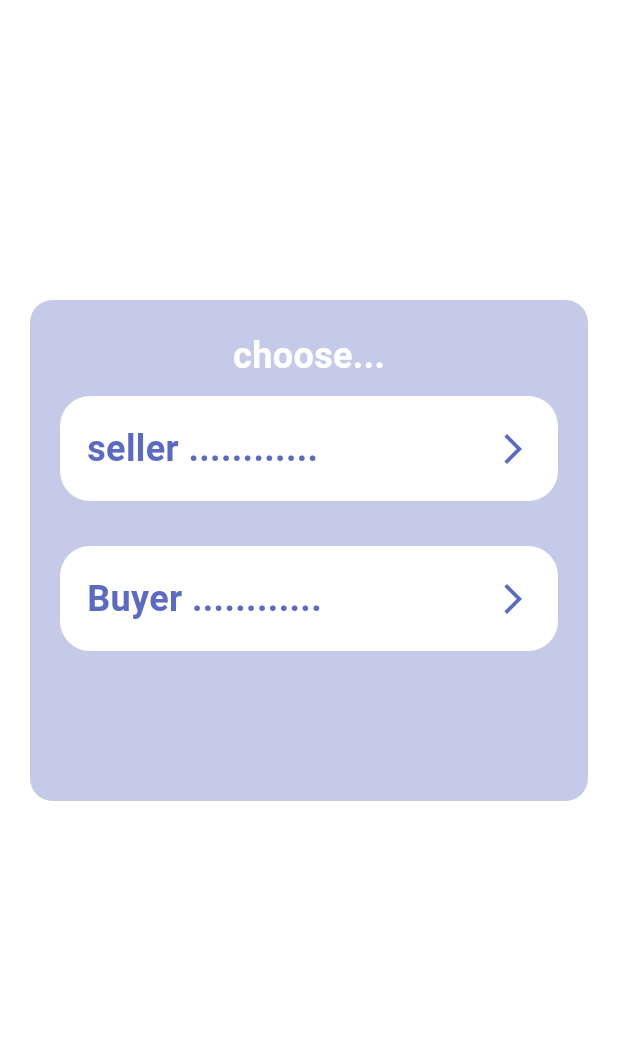
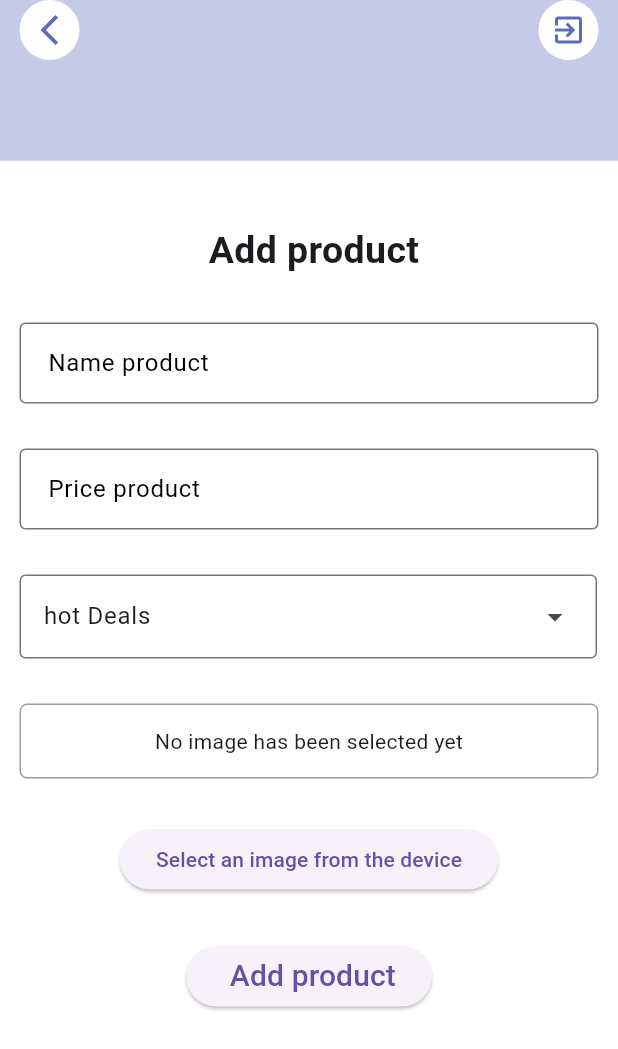
Before and after one commit to sujoodabumarzoq/shoping_firebase, a Flutter app: the chooseuser screen opened directly, after a tap on "seller ............", on a phone screen of 412 x 824 dp. Shown: the top 1049 px of the screen. Run offline on Flutter 3.47's test engine with Material 2 defaults, Android fonts, the phone set to English and light mode, and no system bars; our stand-ins replace awesome_dialog, bloc, carousel_slider, firebase_auth, firebase_core, flutter_bloc and 1 more; accounts and stored records are empty; generated files the repository leaves out were written again.

Commit message:
seller SCERRN & UPDATA SOME SCREEN

```diff
--- a/lib/Features/chooseUser/choose_user.dart
+++ b/lib/Features/chooseUser/choose_user.dart
@@ -1,5 +1,5 @@
 import 'package:flutter/material.dart';
-import 'package:shoping/Features/chooseUser/presentation/bodychooseuser.dart';
+import 'package:shoping/Features/chooseUser/presentation/widgets/bodychooseuser.dart';
 
 class chooseuser extends StatefulWidget {
   const chooseuser({super.key});
--- a/lib/Features/chooseUser/presentation/bodychooseuser.dart
+++ b/lib/Features/chooseUser/presentation/widgets/bodychooseuser.dart
@@ -1,5 +1,6 @@
 import 'package:flutter/material.dart';
 import 'package:shoping/Features/home/presentation/HomeScreen.dart';
+import 'package:shoping/Features/seller/presentation/sellerscreen.dart';
 
 class Bodychooseuser extends StatefulWidget {
   const Bodychooseuser({Key? key}) : super(key: key);
@@ -23,7 +24,14 @@ class BodychooseuserState extends State<Bodychooseuser> {
         ),
 
         GestureDetector(
-          onTap: () {},
+          onTap: () {
+            Navigator.pushReplacement(
+              context,
+              MaterialPageRoute(
+                builder: (context) =>   sellerscreen(),
+              ),
+            );
+          },
           child: Container(
             height: 70,
             decoration: const BoxDecoration(
@@ -54,7 +62,7 @@ class BodychooseuserState extends State<Bodychooseuser> {
         const SizedBox(
           height: 30,
         ),
-        InkWell(
+        GestureDetector(
           onTap: () {
             Navigator.pushReplacement(
               context,
--- a/lib/Features/home/presentation/widgets/list_body.dart
+++ b/lib/Features/home/presentation/widgets/list_body.dart
@@ -12,9 +12,7 @@ class list_body extends StatelessWidget {
 
   @override
   Widget build(BuildContext context) {
-    return Padding(
-      padding:  EdgeInsets.only(top:height*0.36,left: width*0.05,right: width*0.03),
-      child: SingleChildScrollView(
+    return SingleChildScrollView(
       child: Column(
         children: [
           const Row(
@@ -315,7 +313,6 @@ class list_body extends StatelessWidget {
           ),
         ],
       ),
-      ),
     );
   }
 }
--- /dev/null
+++ b/lib/Features/seller/presentation/sellerscreen.dart
@@ -0,0 +1,30 @@
+import 'package:flutter/material.dart';
+import 'package:shoping/Features/seller/presentation/widgets/appbarseller.dart';
+import 'package:shoping/Features/seller/presentation/widgets/bodyseller.dart';
+
+class sellerscreen extends StatelessWidget {
+  const sellerscreen({super.key});
+
+
+
+  @override
+  Widget build(BuildContext context) {
+    double height = MediaQuery.of(context).size.height;
+    double width = MediaQuery.of(context).size.width;
+    return Scaffold(
+        backgroundColor: Colors.white,
+        body:Stack(
+          children: [
+          Container(
+          height: height*0.13,
+          width: width,
+          color: Colors.indigo.shade100,
+        ),
+            appbarseller(),
+            bodyseller()
+          ],
+        ),
+    );
+  }
+
+}
--- /dev/null
+++ b/lib/Features/seller/presentation/widgets/DropdownMenuseller.dart
@@ -0,0 +1,36 @@
+import 'package:flutter/material.dart';
+
+class DropdownMenuseller extends StatefulWidget {
+  const DropdownMenuseller({super.key});
+
+  @override
+  State<DropdownMenuseller> createState() => _DropdownMenusellerState();
+}
+
+class _DropdownMenusellerState extends State<DropdownMenuseller> {
+
+  List<String> list = <String>['hot Deals', 'trandy','weelktop'];
+  String dropdownValue = 'One';
+
+
+  @override
+  Widget build(BuildContext context) {
+    return DropdownMenu<String>(
+      width: 385,
+
+      // تحديد العرض هنا
+      initialSelection: list.first,
+      onSelected: (String? value) {
+        // This is called when the user selects an item.
+        setState(() {
+          dropdownValue = value!;
+        });
+      },
+      dropdownMenuEntries: list.map<DropdownMenuEntry<String>>((String value) {
+        return DropdownMenuEntry<String>(
+
+            value: value, label: value);
+      }).toList(),
+    );
+  }
+}
--- /dev/null
+++ b/lib/Features/seller/presentation/widgets/appbarseller.dart
@@ -0,0 +1,72 @@
+import 'package:firebase_auth/firebase_auth.dart';
+import 'package:flutter/material.dart';
+import 'package:shoping/Features/chooseUser/choose_user.dart';
+import 'package:shoping/Features/login/presentation/login__screen.dart';
+
+class appbarseller extends StatelessWidget {
+  const appbarseller({
+    super.key,
+  });
+
+  @override
+  Widget build(BuildContext context) {
+    return SafeArea(
+      child: Padding(
+        padding: const EdgeInsets.only(left: 13.0, right: 13),
+        child: Row(
+          mainAxisAlignment: MainAxisAlignment.spaceBetween,
+          children: [
+            Container(
+                height: 40,
+                width: 40,
+                decoration: BoxDecoration(
+                  color: Colors.white,
+                  borderRadius: BorderRadius.circular(50),
+                ),
+                child: IconButton(
+                  onPressed: () async {
+                    Navigator.push(context,
+                        MaterialPageRoute(builder:
+                        (context) {
+                          return chooseuser();
+                        },
+                        )
+
+                    );// Navigator.of(context).pushReplacementNamed("login");
+                  },
+                  icon: Icon(
+                    Icons.arrow_back_ios_new,
+                    color: Colors.indigo.shade400,
+                  ),
+                )),
+            Container(
+                height: 40,
+                width: 40,
+                decoration: BoxDecoration(
+                  color: Colors.white,
+                  borderRadius: BorderRadius.circular(50),
+                ),
+                child: IconButton(
+                  onPressed: () async {
+                    // GoogleSignIn googlesignin = GoogleSignIn();
+                    // googlesignin.disconnect();
+                    await FirebaseAuth.instance.signOut();
+                    Navigator.pushReplacement(
+                        context,
+                        MaterialPageRoute(
+                          builder: (context) => const LoginScreen(),
+                        ));
+                    // Navigator.of(context).pushReplacementNamed("login");
+                  },
+                  icon: Icon(
+                    Icons.exit_to_app,
+                    color: Colors.indigo.shade400,
+                  ),
+                )),
+
+          ],
+        ),
+      ),
+    );
+  }
+}
--- /dev/null
+++ b/lib/Features/seller/presentation/widgets/bodyseller.dart
@@ -0,0 +1,145 @@
+import 'dart:io';
+
+import 'package:flutter/material.dart';
+import 'package:image_picker/image_picker.dart';
+import 'package:shoping/Features/seller/presentation/widgets/DropdownMenuseller.dart';
+
+class bodyseller extends StatefulWidget {
+  const bodyseller({
+    super.key,
+  });
+
+  @override
+  State<bodyseller> createState() => _bodysellerState();
+}
+
+class _bodysellerState extends State<bodyseller> {
+  File? _image;
+
+  Future<void> _pickImage() async {
+    final picker = ImagePicker();
+    final pickedImage = await picker.pickImage(source: ImageSource.gallery);
+//    getImage(source: ImageSource.gallery);
+    if (pickedImage != null) {
+      setState(() {
+        _image = File(pickedImage.path);
+      });
+    }
+  }
+
+
+  @override
+  Widget build(BuildContext context) {
+
+
+    return Padding(
+      padding: const EdgeInsets.only(left: 13.0, right: 13),
+      child: Column(
+        mainAxisSize: MainAxisSize.max,
+        mainAxisAlignment: MainAxisAlignment.center,
+        crossAxisAlignment: CrossAxisAlignment.center,
+        children: [
+          const Text(
+            " Add product",style: TextStyle(
+            // color: Colors.black,
+              fontSize: 25,
+            fontWeight: FontWeight.bold
+          ),
+
+          ),
+          const SizedBox(
+            height: 30,
+          ),
+
+          TextFormField(
+            // controller: LoginCubit.get(context).email,
+            // validator: (val) {
+            //   if (val == "") {
+            //     return " email not empty";
+            //   }
+            //   return null;
+            // },
+            decoration: const InputDecoration(
+              contentPadding: EdgeInsets.all(15.0),
+              hintText: 'Name product',
+              hintStyle: TextStyle(color: Colors.black),
+              border: OutlineInputBorder(
+                borderSide: BorderSide(color: Colors.black),
+              ),
+            ),
+            style: const TextStyle(color: Colors.white),
+          ),
+          const SizedBox(
+            height: 30,
+          ),
+          TextFormField(
+            // controller: LoginCubit.get(context).email,
+            // validator: (val) {
+            //   if (val == "") {
+            //     return " email not empty";
+            //   }
+            //   return null;
+            // },
+            decoration: const InputDecoration(
+              contentPadding: EdgeInsets.all(15.0),
+              hintText: 'Price product',
+              hintStyle: TextStyle(color: Colors.black),
+              border: OutlineInputBorder(
+                borderSide: BorderSide(color: Colors.black),
+              ),
+            ),
+            style: const TextStyle(color: Colors.white),
+          ),
+          const SizedBox(
+            height: 30,
+          ),
+          const SizedBox(
+              width: double.infinity,
+              child: DropdownMenuseller()),
+          const SizedBox(
+            height: 30,
+          ),
+          _image == null
+              ? Container(
+                  height: 50,
+                  width: double.infinity,
+                  decoration: BoxDecoration(
+                      border: Border.all(
+                        color: Colors.grey,
+                      ),
+                      borderRadius: const BorderRadius.all(Radius.circular(5))),
+                  child: const Center(child: Text('No image has been selected yet')))
+              : Image.file(_image!, width: 100, height: 100),
+          const SizedBox(
+            height: 30,
+          ),
+          ElevatedButton(
+            onPressed: _pickImage,
+            child: const Text('Select an image from the device'),
+          ),
+          const SizedBox(
+            height: 30,
+          ),
+
+          ElevatedButton(
+            onPressed: (){}, child: const Text(
+            " Add product",style: TextStyle(
+              // color: Colors.black,
+              fontSize: 20
+          ),
+
+          ),
+          ),
+
+        ],
+      ),
+    );
+  }
+
+}
+
+//name
+// price
+// hot Deals
+// weelktop
+// trandy
--- a/pubspec.yaml
+++ b/pubspec.yaml
@@ -46,6 +46,7 @@ dependencies:
   google_sign_in: ^6.1.5
   awesome_dialog: ^3.1.0
   carousel_slider: ^4.2.1
+  image_picker: ^1.0.4
 
 dev_dependencies:
   flutter_test:
```
Also changed, not shown: lib/Features/home/presentation/HomeScreen.dart (+9 -3 lines), lib/Features/home/presentation/widgets/advertisement_homescreen.dart (+9 -7 lines), lib/Features/home/presentation/widgets/appbarhome.dart (+46 -25 lines), pubspec.lock, 5 other files. Lines whose indentation alone changed are shown as unchanged.
